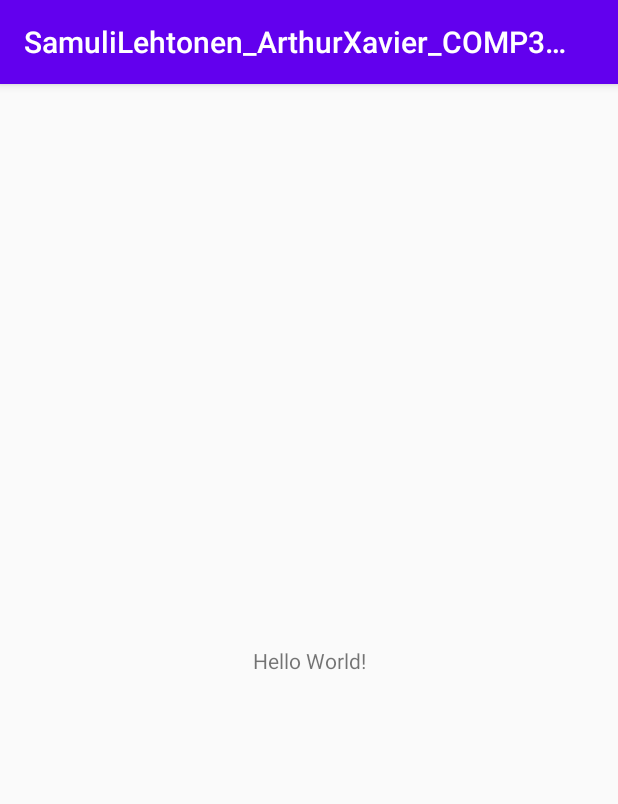
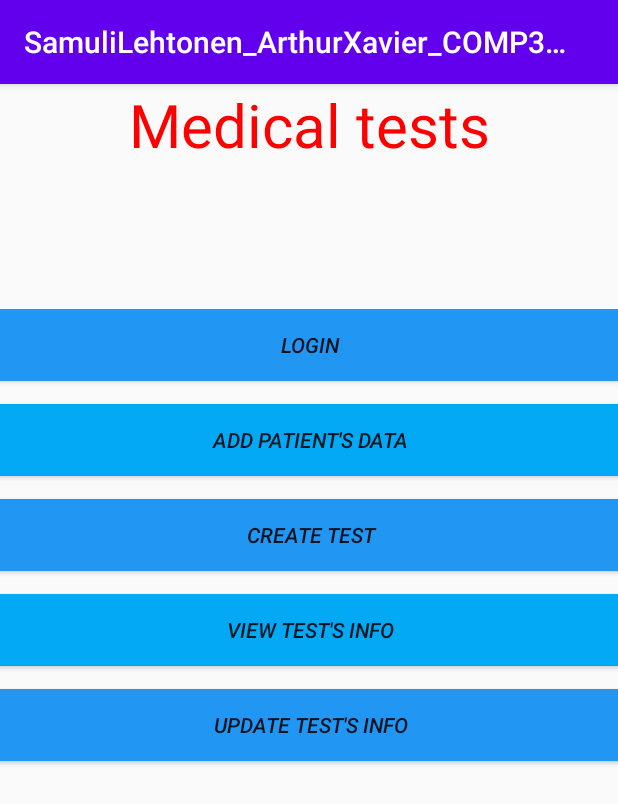
Before and after one commit to Cendukka/MobileApplicationAssignments4-6, an Android app: the screen it shows after launch (MainActivity), on a phone screen of 412 x 824 dp. Shown: the top 804 px of the screen. Run offline under Robolectric (Android 15) with nearby library versions, the phone set to English and light mode, and no system bars.

Commit message:
Initialized main activity with buttons

```diff
--- a/SamuliLehtonen_ArthurXavier_COMP304_Sec003_Lab4/app/src/main/AndroidManifest.xml
+++ b/SamuliLehtonen_ArthurXavier_COMP304_Sec003_Lab4/app/src/main/AndroidManifest.xml
@@ -9,6 +9,7 @@
         android:roundIcon="@mipmap/ic_launcher_round"
         android:supportsRtl="true"
         android:theme="@style/AppTheme">
+        <activity android:name=".PatientActivity"></activity>
         <activity android:name=".MainActivity">
             <intent-filter>
                 <action android:name="android.intent.action.MAIN" />
--- a/SamuliLehtonen_ArthurXavier_COMP304_Sec003_Lab4/app/src/main/res/layout/activity_main.xml
+++ b/SamuliLehtonen_ArthurXavier_COMP304_Sec003_Lab4/app/src/main/res/layout/activity_main.xml
@@ -7,12 +7,70 @@
     tools:context=".MainActivity">
 
     <TextView
-        android:layout_width="wrap_content"
-        android:layout_height="wrap_content"
-        android:text="Hello World!"
-        app:layout_constraintBottom_toBottomOf="parent"
-        app:layout_constraintLeft_toLeftOf="parent"
-        app:layout_constraintRight_toRightOf="parent"
+        android:id="@+id/appTitle"
+        android:layout_width="match_parent"
+        android:layout_height="55dp"
+        android:text="@string/medical_tests"
+        android:textAlignment="center"
+        android:textColor="#FF0000"
+        android:textSize="40sp"
+        app:layout_constraintEnd_toEndOf="parent"
+        app:layout_constraintStart_toStartOf="parent"
         app:layout_constraintTop_toTopOf="parent" />
 
+    <LinearLayout
+        android:layout_width="425dp"
+        android:layout_height="524dp"
+        android:orientation="vertical"
+        app:layout_constraintBottom_toBottomOf="parent"
+        app:layout_constraintEnd_toEndOf="parent"
+        app:layout_constraintStart_toStartOf="parent"
+        app:layout_constraintTop_toBottomOf="@+id/appTitle">
+
+        <Button
+            android:id="@+id/loginActButton"
+            android:layout_width="match_parent"
+            android:layout_height="wrap_content"
+            android:layout_marginBottom="15dp"
+            android:background="#2196F3"
+            android:text="@string/login"
+            android:textStyle="italic" />
+
+        <Button
+            android:id="@+id/addPatientActButton"
+            android:layout_width="match_parent"
+            android:layout_height="wrap_content"
+            android:layout_marginBottom="15dp"
+            android:background="#03A9F4"
+            android:text="@string/patient_activity"
+            android:textStyle="italic" />
+
+        <Button
+            android:id="@+id/createTestActButton"
+            android:layout_width="match_parent"
+            android:layout_height="wrap_content"
+            android:layout_marginBottom="15dp"
+            android:background="#2196F3"
+            android:text="@string/test_activity"
+            android:textStyle="italic" />
+
+        <Button
+            android:id="@+id/viewTestActButton"
+            android:layout_width="match_parent"
+            android:layout_height="wrap_content"
+            android:layout_marginBottom="15dp"
+            android:background="#03A9F4"
+            android:text="@string/test_info_activity"
+            android:textStyle="italic" />
+
+        <Button
+            android:id="@+id/updateTestActButton"
+            android:layout_width="match_parent"
+            android:layout_height="wrap_content"
+            android:layout_marginBottom="15dp"
+            android:background="#2196F3"
+            android:text="@string/update_info"
+            android:textStyle="italic" />
+
+    </LinearLayout>
 </androidx.constraintlayout.widget.ConstraintLayout>
--- /dev/null
+++ b/SamuliLehtonen_ArthurXavier_COMP304_Sec003_Lab4/app/src/main/res/values/dimens.xml
@@ -0,0 +1,5 @@
+<resources>
+    <!-- Default screen margins, per the Android Design guidelines. -->
+    <dimen name="activity_horizontal_margin">16dp</dimen>
+    <dimen name="activity_vertical_margin">16dp</dimen>
+</resources>
--- a/SamuliLehtonen_ArthurXavier_COMP304_Sec003_Lab4/app/src/main/res/values/strings.xml
+++ b/SamuliLehtonen_ArthurXavier_COMP304_Sec003_Lab4/app/src/main/res/values/strings.xml
@@ -1,3 +1,19 @@
 <resources>
     <string name="app_name">SamuliLehtonen_ArthurXavier_COMP304_Sec003_Lab4</string>
+    <string name="medical_tests">Medical tests</string>
+    <string name="login">Login</string>
+    <string name="patient_activity">Add patient\'s data</string>
+    <string name="test_activity">Create test</string>
+    <string name="test_info_activity">View test\'s info</string>
+    <string name="update_info">Update test\'s info</string>
+    <string name="title_activity_test_info">Sign in</string>
+    <string name="prompt_email">Email</string>
+    <string name="prompt_password">Password</string>
+    <string name="action_sign_in">Sign in or register</string>
+    <string name="action_sign_in_short">Sign in</string>
+    <string name="welcome">"Welcome !"</string>
+    <string name="invalid_username">Not a valid username</string>
+    <string name="invalid_password">Password must be >5 characters</string>
+    <string name="login_failed">"Login failed"</string>
+    <string name="title_activity_update_info">Sign in</string>
 </resources>
```
Also changed, not shown: SamuliLehtonen_ArthurXavier_COMP304_Sec003_Lab4/app/build.gradle (+7 -0 lines), SamuliLehtonen_ArthurXavier_COMP304_Sec003_Lab4/app/src/main/java/com/example/samulilehtonen_arthurxavier_comp304_sec003_lab4/PatientActivity.java (added, +14 -0 lines), SamuliLehtonen_ArthurXavier_COMP304_Sec003_Lab4/app/src/main/res/layout/activity_patient.xml (added, +9 -0 lines).
